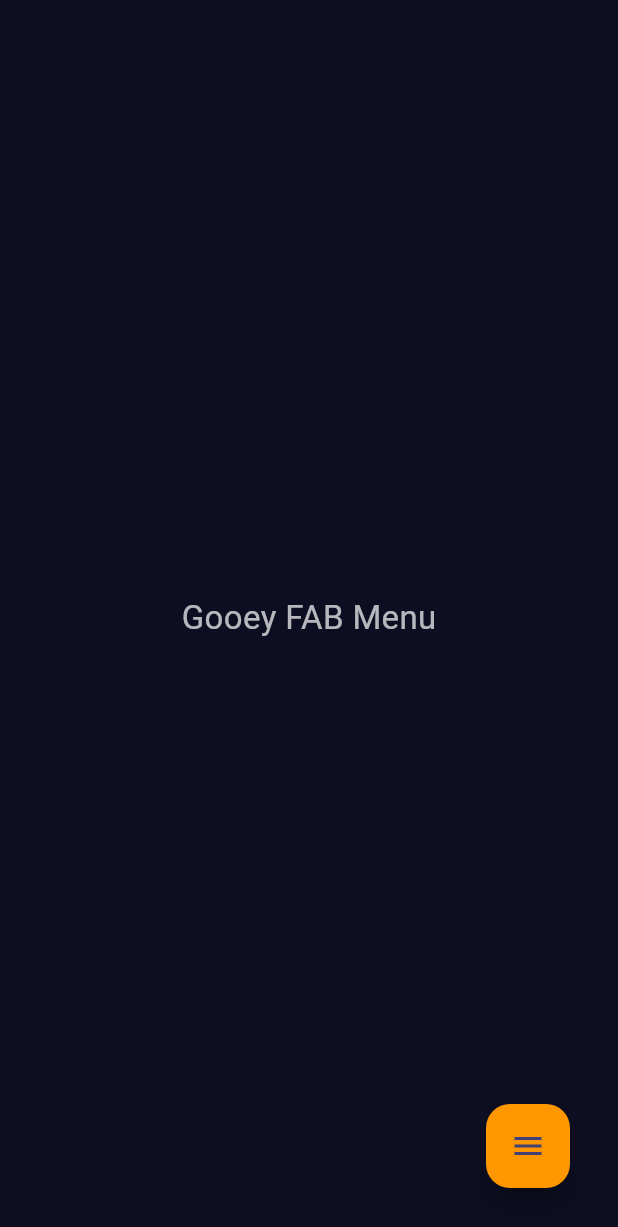
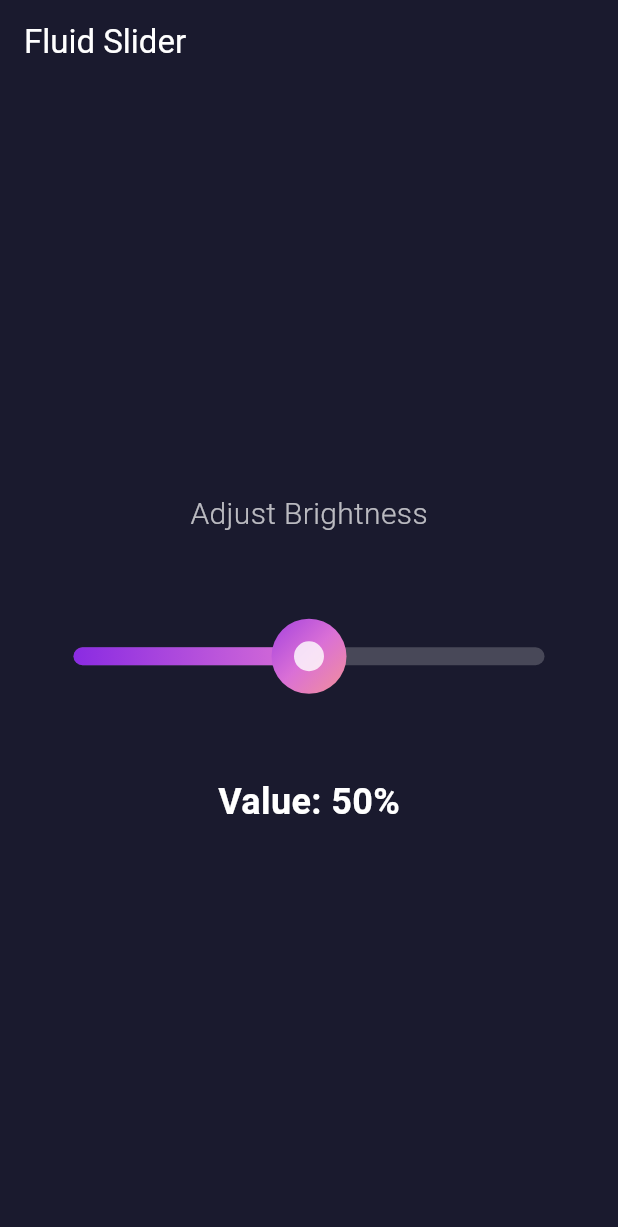
Before and after one commit to pksunny/flutter-ui-and-animations, a Flutter app: the screen it shows after launch, on a phone screen of 412 x 824 dp. Shown: the top 1227 px of the screen. Run offline on Flutter 3.47's test engine with Material 3 defaults, Android fonts, the phone set to English and light mode, and no system bars; our stand-ins replace font_awesome_flutter.

Commit message:
Fluid Slider Animation Added at Index #33

```diff
--- a/lib/main.dart
+++ b/lib/main.dart
@@ -22,6 +22,7 @@ import 'package:futurecore_codex/screens/3-six_nill/six_nill_screen.dart';
 import 'package:futurecore_codex/screens/30-blobby-button-expansion/blobby_button_expansion_screen.dart';
 import 'package:futurecore_codex/screens/31-floating-emojis/floating_emojis_screen.dart';
 import 'package:futurecore_codex/screens/32-goeey_menu_expansion/goeey_menu_expansion_screen.dart';
+import 'package:futurecore_codex/screens/33-fluid-slider/fluid_slider_screen.dart';
 import 'package:futurecore_codex/screens/4-rabbit_loading_animation/rabbit_animations_screen.dart';
 import 'package:futurecore_codex/screens/5-deadline_loading_animation%20copy/deadline_animations_screen.dart';
 import 'package:futurecore_codex/screens/6-free_palestine/free_palestine_screen.dart';
@@ -49,7 +50,7 @@ class MyApp extends StatelessWidget {
         ),
         useMaterial3: true,
       ),
-      home: GoeeyMenuExpansionScreen()
+      home: FluidSliderScreen()
     );
   }
 }
--- /dev/null
+++ b/lib/screens/33-fluid-slider/fluid_slider_screen.dart
@@ -0,0 +1,345 @@
+import 'package:flutter/material.dart';
+
+class FluidSliderScreen extends StatefulWidget {
+  const FluidSliderScreen({super.key});
+
+  @override
+  State<FluidSliderScreen> createState() => _FluidSliderScreenState();
+}
+
+class _FluidSliderScreenState extends State<FluidSliderScreen> {
+  double _sliderValue = 0.5; // Initial slider value (0.0 to 1.0)
+
+  @override
+  Widget build(BuildContext context) {
+    return Scaffold(
+      backgroundColor: const Color(0xFF1A1A2E), // Dark background for contrast
+      appBar: AppBar(
+        title: const Text('Fluid Slider', style: TextStyle(color: Colors.white)),
+        backgroundColor: Colors.transparent,
+        elevation: 0,
+      ),
+      body: Center(
+        child: Padding(
+          padding: const EdgeInsets.all(24.0),
+          child: Column(
+            mainAxisAlignment: MainAxisAlignment.center,
+            children: [
+              const Text(
+                'Adjust Brightness',
+                style: TextStyle(
+                  color: Colors.white70,
+                  fontSize: 20,
+                  fontWeight: FontWeight.w300,
+                ),
+              ),
+              const SizedBox(height: 50),
+              FluidSlider(
+                value: _sliderValue,
+                onChanged: (newValue) {
+                  setState(() {
+                    _sliderValue = newValue;
+                  });
+                },
+                min: 0.0,
+                max: 1.0,
+                height: 60.0, // Height of the slider track
+                handleRadius: 25.0, // Radius of the circular part of the handle
+                gradientColors: const [
+                  Color(0xFF8A2BE2), // Blue Violet
+                  Color(0xFFDA70D6), // Orchid
+                  Color(0xFFFFA07A), // Light Salmon
+                ],
+              ),
+              const SizedBox(height: 50),
+              Text(
+                'Value: ${(_sliderValue * 100).toStringAsFixed(0)}%',
+                style: const TextStyle(
+                  color: Colors.white,
+                  fontSize: 24,
+                  fontWeight: FontWeight.bold,
+                ),
+              ),
+            ],
+          ),
+        ),
+      ),
+    );
+  }
+}
+
+class FluidSlider extends StatefulWidget {
+  final double value;
+  final ValueChanged<double> onChanged;
+  final double min;
+  final double max;
+  final double height;
+  final double handleRadius;
+  final List<Color> gradientColors;
+
+  const FluidSlider({
+    super.key,
+    required this.value,
+    required this.onChanged,
+    this.min = 0.0,
+    this.max = 1.0,
+    this.height = 50.0,
+    this.handleRadius = 20.0,
+    this.gradientColors = const [Colors.blue, Colors.purple],
+  });
+
+  @override
+  State<FluidSlider> createState() => _FluidSliderState();
+}
+
+class _FluidSliderState extends State<FluidSlider> with SingleTickerProviderStateMixin {
+  late AnimationController _animationController;
+  late Animation<double> _wobbleAnimation;
+  double _currentHandleX = 0.0; // Current X position of the handle
+  double _trackWidth = 0.0; // Width of the slider track
+
+  @override
+  void initState() {
+    super.initState();
+    _animationController = AnimationController(
+      vsync: this,
+      duration: const Duration(milliseconds: 300),
+    );
+
+    // Wobble animation for the handle's stretching effect
+    _wobbleAnimation = Tween<double>(begin: 0.0, end: 1.0).animate(
+      CurvedAnimation(
+        parent: _animationController,
+        curve: Curves.elasticOut, // Provides a nice bouncy effect
+      ),
+    );
+
+    _animationController.addListener(() {
+      setState(() {
+        // Redraw the slider as the animation progresses
+      });
+    });
+  }
+
+  @override
+  void didUpdateWidget(covariant FluidSlider oldWidget) {
+    super.didUpdateWidget(oldWidget);
+    // If the value changes externally, update the handle position
+    if (oldWidget.value != widget.value) {
+      _updateHandlePosition(widget.value);
+    }
+  }
+
+  @override
+  void dispose() {
+    _animationController.dispose();
+    super.dispose();
+  }
+
+  // Converts slider value (0-1) to pixel position on the track
+  double _valueToX(double value) {
+    if (_trackWidth == 0) return 0; // Avoid division by zero
+    final normalizedValue = (value - widget.min) / (widget.max - widget.min);
+    return normalizedValue * _trackWidth;
+  }
+
+  // Converts pixel position on the track to slider value (0-1)
+  double _xToValue(double x) {
+    if (_trackWidth == 0) return widget.min; // Avoid division by zero
+    final normalizedX = x / _trackWidth;
+    return normalizedX * (widget.max - widget.min) + widget.min;
+  }
+
+  // Updates the handle's X position based on the slider value
+  void _updateHandlePosition(double newValue) {
+    setState(() {
+      _currentHandleX = _valueToX(newValue);
+    });
+  }
+
+  void _onHorizontalDragStart(DragStartDetails details) {
+    _animationController.forward(from: 0.0); // Start wobble animation
+  }
+
+  void _onHorizontalDragUpdate(DragUpdateDetails details) {
+    setState(() {
+      // Update handle position based on drag delta
+      _currentHandleX = (_currentHandleX + details.delta.dx)
+          .clamp(0.0, _trackWidth); // Clamp within track bounds
+
+      // Calculate new value and notify parent
+      final newValue = _xToValue(_currentHandleX);
+      widget.onChanged(newValue);
+    });
+  }
+
+  void _onHorizontalDragEnd(DragEndDetails details) {
+    _animationController.reverse(from: 1.0); // Reverse wobble animation
+  }
+
+  @override
+  Widget build(BuildContext context) {
+    return LayoutBuilder(
+      builder: (context, constraints) {
+        _trackWidth = constraints.maxWidth - (widget.handleRadius * 2); // Adjust for handle radius
+        _currentHandleX = _valueToX(widget.value); // Initialize/update handle position
+
+        return GestureDetector(
+          onHorizontalDragStart: _onHorizontalDragStart,
+          onHorizontalDragUpdate: _onHorizontalDragUpdate,
+          onHorizontalDragEnd: _onHorizontalDragEnd,
+          child: Container(
+            height: widget.height,
+            width: constraints.maxWidth,
+            alignment: Alignment.centerLeft, // Align content to the left
+            child: CustomPaint(
+              size: Size(constraints.maxWidth, widget.height),
+              painter: _FluidSliderPainter(
+                value: widget.value,
+                handleX: _currentHandleX + widget.handleRadius, // Pass center of handle
+                trackWidth: _trackWidth,
+                height: widget.height,
+                handleRadius: widget.handleRadius,
+                gradientColors: widget.gradientColors,
+                wobbleFactor: _wobbleAnimation.value, // Pass animation value
+              ),
+            ),
+          ),
+        );
+      },
+    );
+  }
+}
+
+class _FluidSliderPainter extends CustomPainter {
+  final double value;
+  final double handleX; // Center X coordinate of the handle
+  final double trackWidth;
+  final double height;
+  final double handleRadius;
+  final List<Color> gradientColors;
+  final double wobbleFactor; // 0.0 (no wobble) to 1.0 (full wobble)
+
+  _FluidSliderPainter({
+    required this.value,
+    required this.handleX,
+    required this.trackWidth,
+    required this.height,
+    required this.handleRadius,
+    required this.gradientColors,
+    required this.wobbleFactor,
+  });
+
+  @override
+  void paint(Canvas canvas, Size size) {
+    final trackHeight = height * 0.2; // Thin track
+    final trackY = height / 2 - trackHeight / 2;
+
+    // Paint for the background track
+    final trackPaint = Paint()
+      ..color = Colors.white.withOpacity(0.2)
+      ..style = PaintingStyle.fill;
+
+    // Draw the background track
+    canvas.drawRRect(
+      RRect.fromRectAndRadius(
+        Rect.fromLTWH(handleRadius, trackY, trackWidth, trackHeight),
+        const Radius.circular(10.0),
+      ),
+      trackPaint,
+    );
+
+    // Calculate the current fill width based on the slider value
+    final fillWidth = (value - 0.0) / (1.0 - 0.0) * trackWidth;
+
+    // Paint for the filled track with gradient
+    final fillPaint = Paint()
+      ..shader = LinearGradient(
+        colors: gradientColors,
+        begin: Alignment.centerLeft,
+        end: Alignment.centerRight,
+      ).createShader(Rect.fromLTWH(handleRadius, trackY, trackWidth, trackHeight));
+
+    // Draw the filled portion of the track
+    canvas.drawRRect(
+      RRect.fromRectAndRadius(
+        Rect.fromLTWH(handleRadius, trackY, fillWidth, trackHeight),
+        const Radius.circular(10.0),
+      ),
+      fillPaint,
+    );
+
+    // --- Draw the Fluid Handle ---
+    final handleCenterY = height / 2;
+
+    // Define control points for the Bezier curve to create a blob shape
+    // The wobbleFactor influences how much the blob stretches horizontally
+    final double stretch = wobbleFactor * handleRadius * 0.8; // Max stretch
+    final double squash = wobbleFactor * handleRadius * 0.3; // Max squash vertically
+
+    final Path handlePath = Path();
+
+    // Start at the left-most point of the handle's circular part
+    handlePath.moveTo(handleX - handleRadius, handleCenterY);
+
+    // Left half of the circle
+    handlePath.arcToPoint(
+      Offset(handleX + handleRadius, handleCenterY),
+      radius: Radius.circular(handleRadius),
+      clockwise: false,
+    );
+
+    // Right side of the blob, stretching towards the right
+    handlePath.quadraticBezierTo(
+      handleX + handleRadius + stretch, // Control point X (stretches right)
+      handleCenterY - squash, // Control point Y (squashes up)
+      handleX + handleRadius, // End point X
+      handleCenterY, // End point Y
+    );
+
+    // Right half of the circle (this part is actually the left half of the blob)
+    handlePath.arcToPoint(
+      Offset(handleX - handleRadius, handleCenterY),
+      radius: Radius.circular(handleRadius),
+      clockwise: false,
+    );
+
+    // Left side of the blob, stretching towards the left
+    handlePath.quadraticBezierTo(
+      handleX - handleRadius - stretch, // Control point X (stretches left)
+      handleCenterY + squash, // Control point Y (squashes down)
+      handleX - handleRadius, // End point X
+      handleCenterY, // End point Y
+    );
+
+    handlePath.close(); // Close the path
+
+    // Paint for the fluid handle with gradient
+    final handlePaint = Paint()
+      ..shader = LinearGradient(
+        colors: gradientColors,
+        begin: Alignment.topLeft,
+        end: Alignment.bottomRight,
+      ).createShader(
+        Rect.fromCircle(center: Offset(handleX, handleCenterY), radius: handleRadius * 1.5),
+      )
+      ..style = PaintingStyle.fill;
+
+    // Draw the fluid handle
+    canvas.drawPath(handlePath, handlePaint);
+
+    // Optional: Draw a small circle in the center of the handle for visual anchor
+    canvas.drawCircle(
+      Offset(handleX, handleCenterY),
+      handleRadius * 0.4,
+      Paint()..color = Colors.white.withOpacity(0.8),
+    );
+  }
+
+  @override
+  bool shouldRepaint(covariant _FluidSliderPainter oldDelegate) {
+    return oldDelegate.value != value ||
+        oldDelegate.handleX != handleX ||
+        oldDelegate.wobbleFactor != wobbleFactor;
+  }
+}
```
Also changed, not shown: 1 other file.
